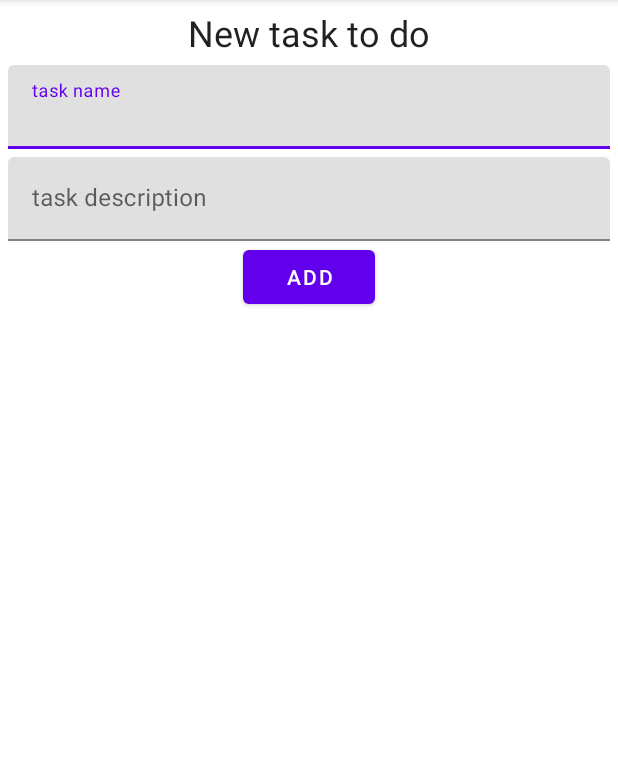
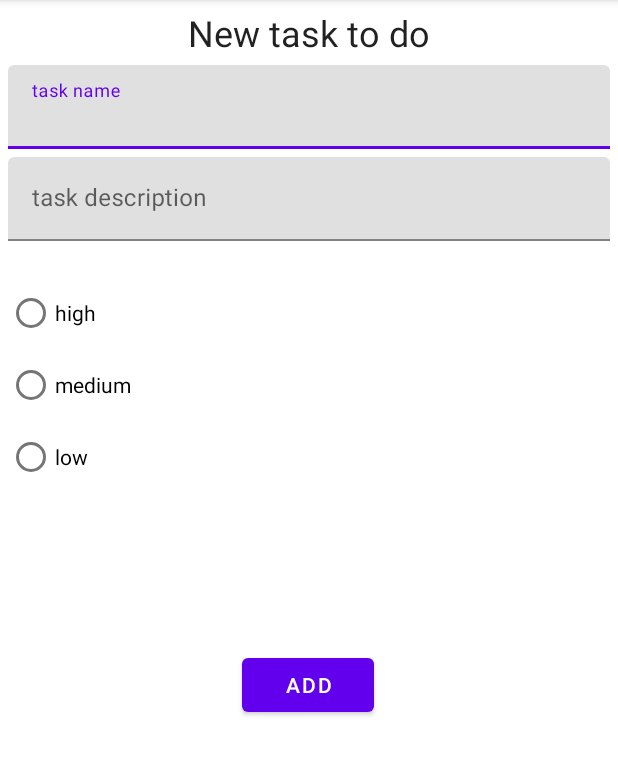
Before and after one commit to GiuMagnago/PC03, an Android app: the screen it shows after launch (AddTaskActivity), after a tap on "ADD TASK", on a phone screen of 412 x 824 dp, the part 84-860 px from its top. Run offline under Robolectric (Android 15) with nearby library versions, the phone set to English and light mode, and no system bars.

Commit message:
feat: adding priority attribute and prioritize option to task

```diff
--- a/app/src/main/res/layout/activity_add_task.xml
+++ b/app/src/main/res/layout/activity_add_task.xml
@@ -21,10 +21,12 @@
         android:id="@+id/addNewButton"
         android:layout_width="wrap_content"
         android:layout_height="wrap_content"
+        android:layout_marginTop="104dp"
         android:text="Add"
         app:layout_constraintEnd_toEndOf="parent"
+        app:layout_constraintHorizontal_bias="0.498"
         app:layout_constraintStart_toStartOf="parent"
-        app:layout_constraintTop_toBottomOf="@+id/textInputLayout2" />
+        app:layout_constraintTop_toBottomOf="@+id/radioGroup" />
 
     <com.google.android.material.textfield.TextInputLayout
         android:id="@+id/textInputLayout"
@@ -58,4 +60,34 @@
             android:layout_width="match_parent"
             android:layout_height="wrap_content" />
     </com.google.android.material.textfield.TextInputLayout>
+
+    <RadioGroup
+        android:id="@+id/radioGroup"
+        android:layout_width="401dp"
+        android:layout_height="144dp"
+        android:layout_marginTop="24dp"
+        app:layout_constraintEnd_toEndOf="parent"
+        app:layout_constraintHorizontal_bias="0.416"
+        app:layout_constraintStart_toStartOf="parent"
+        app:layout_constraintTop_toBottomOf="@+id/textInputLayout2">
+
+        <RadioButton
+            android:id="@+id/highPrioButton"
+            android:layout_width="match_parent"
+            android:layout_height="wrap_content"
+            android:text="@string/highPiority" />
+
+        <RadioButton
+            android:id="@+id/mediumPrioButton"
+            android:layout_width="match_parent"
+            android:layout_height="wrap_content"
+            android:text="@string/mediumPriority" />
+
+        <RadioButton
+            android:id="@+id/lowPrioButton"
+            android:layout_width="match_parent"
+            android:layout_height="wrap_content"
+            android:text="@string/lowPriority" />
+    </RadioGroup>
+
 </androidx.constraintlayout.widget.ConstraintLayout>
--- a/app/src/main/res/menu/context_menu.xml
+++ b/app/src/main/res/menu/context_menu.xml
@@ -1,6 +1,7 @@
 <?xml version="1.0" encoding="utf-8"?>
 <menu xmlns:android="http://schemas.android.com/apk/res/android">
     <item android:id="@+id/showItem" android:title="@string/lbl_show"></item>
+    <item android:id="@+id/prioritizeItem" android:title="@string/lbl_prioritize"></item>
     <item android:id="@+id/deleteItem" android:title="@string/lbl_delete"></item>
     <item android:id="@+id/toTopItem" android:title="@string/lbl_totop"></item>
     <item android:id="@+id/toEndItem" android:title="@string/lbl_toend"></item>
--- a/app/src/main/res/values/strings.xml
+++ b/app/src/main/res/values/strings.xml
@@ -4,4 +4,8 @@
     <string name="lbl_delete">Delete task</string>
     <string name="lbl_totop">Move task to top</string>
     <string name="lbl_toend">Move task to button</string>
+    <string name="highPiority">high</string>
+    <string name="mediumPriority">medium</string>
+    <string name="lowPriority">low</string>
+    <string name="lbl_prioritize">Prioritize</string>
 </resources>
```
Also changed, not shown: app/src/main/java/com/example/todov1app/AddTaskActivity.java (+11 -1 lines), app/src/main/java/com/example/todov1app/MainActivity.java (+25 -4 lines), app/src/main/java/com/example/todov1app/Task.java (+7 -2 lines).
